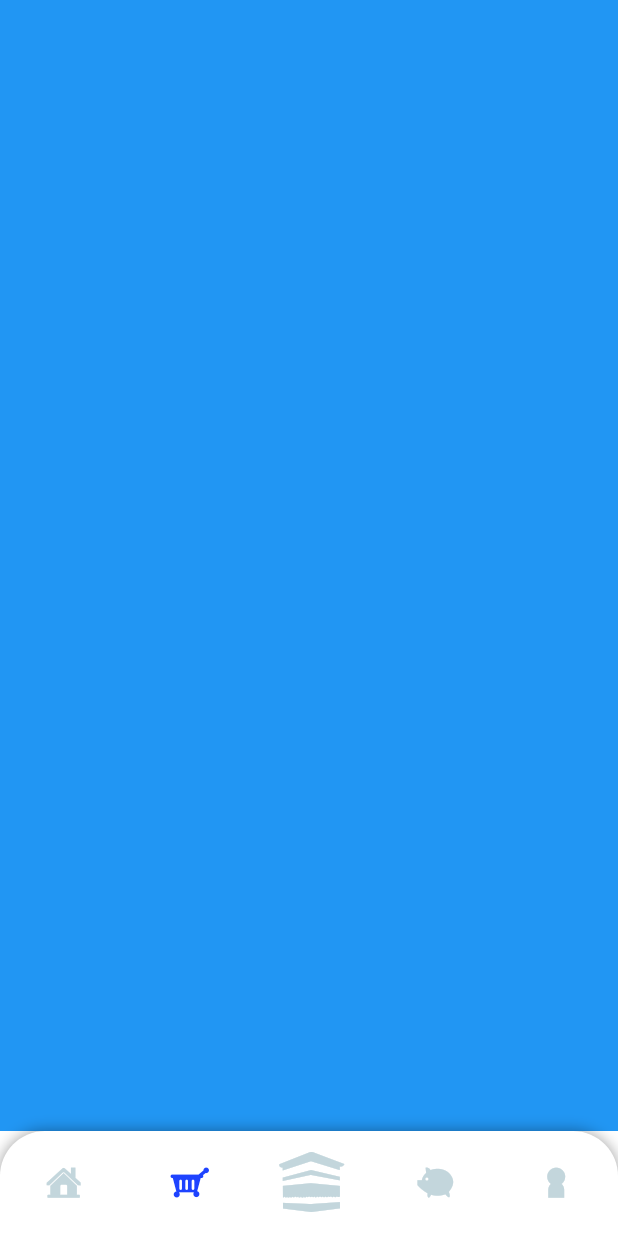
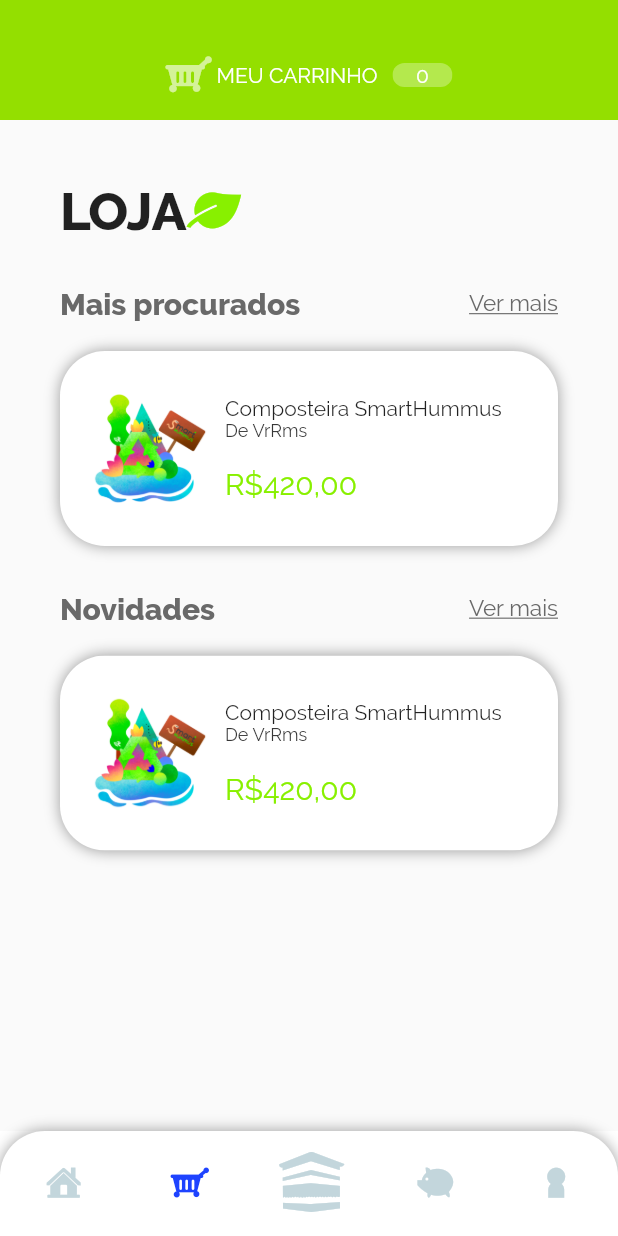
Before and after one commit to GabrielleBarbosa/SmartHummus, a Flutter app: the HomeScreen screen opened by its route, item 2 of the bottom bar chosen, on a phone screen of 412 x 824 dp. Run offline on Flutter 3.47's test engine with Material 2 defaults, Android fonts, the light colour scheme and no system bars; our stand-ins replace cloud_firestore, firebase_auth, fl_chart, google_fonts, google_sign_in, percent_indicator; accounts and stored records are empty.

Commit message:
tela de compras

```diff
--- /dev/null
+++ b/app/smarthummus_app/lib/cards/product_card.dart
@@ -0,0 +1,63 @@
+import 'package:flutter/material.dart';
+import 'package:google_fonts/google_fonts.dart';
+import 'package:smarthummusapp/database/product.dart';
+
+class ProductCard extends StatefulWidget {
+
+  Product product;
+
+  ProductCard(this.product);
+
+  @override
+  _ProductCardState createState() => _ProductCardState(this.product);
+}
+
+class _ProductCardState extends State<ProductCard> {
+
+  Product product;
+
+  _ProductCardState(this.product);
+
+  @override
+  Widget build(BuildContext context) {
+    return Container(
+      height: 130,
+        decoration: BoxDecoration(
+          borderRadius: BorderRadius.all(Radius.circular(30.0)),
+          boxShadow: [
+            BoxShadow(
+                color: Colors.black38, spreadRadius: 0, blurRadius: 8),
+          ],
+        ),
+        child: ClipRRect(
+        borderRadius: BorderRadius.all(Radius.circular(30.0)),
+          child: Container(
+            color: Colors.white,
+            child: Padding(
+              padding: EdgeInsets.symmetric(horizontal: 20, vertical: 10),
+              child: Row(
+                children: [
+                  Image(
+                    image: AssetImage('assets/images/4.png'),
+                    fit: BoxFit.cover,
+                    width: 80,),
+                  Padding(
+                    padding: EdgeInsets.only(left: 10, top: 20, bottom: 20),
+                    child: Column(
+                      crossAxisAlignment: CrossAxisAlignment.start,
+                      children: [
+                        Text("Composteira SmartHummus"),
+                        Text("De VrRms", style: GoogleFonts.raleway(fontSize: 12, color: Color.fromRGBO(55, 55, 55, 1.0))),
+                        Flexible(fit: FlexFit.tight, child: SizedBox()),
+                        Text("R\$420,00", style: GoogleFonts.raleway(fontSize: 20, color: Color.fromRGBO(136, 240, 0, 1.0)))
+                      ],
+                    ),
+                  )
+                ],
+              ),
+            )
+          )
+        )
+    );
+  }
+}
--- /dev/null
+++ b/app/smarthummus_app/lib/database/product.dart
@@ -0,0 +1,7 @@
+import 'package:flutter/material.dart';
+
+class Product{
+  String id, image, price, description, stock, seller, title;
+
+  Product(this.title, this.description, this.id, this.image, this.price, this.seller, this.stock);
+}
--- a/app/smarthummus_app/lib/screens/home_screen.dart
+++ b/app/smarthummus_app/lib/screens/home_screen.dart
@@ -2,6 +2,7 @@ import 'package:flutter/material.dart';
 import 'package:smarthummusapp/icons/smart_hummus_icons_icons.dart';
 import 'package:smarthummusapp/screens/feed_screen.dart';
 import 'package:smarthummusapp/screens/perfil_screen.dart';
+import 'package:smarthummusapp/screens/shopping_screen.dart';
 
 import 'composter_screen.dart';
 
@@ -12,7 +13,7 @@ class HomeScreen extends StatefulWidget {
 
 class _HomeScreenState extends State<HomeScreen> {
 
-  static List<Widget> _pages = [FeedScreen(), Container(color: Colors.blue), ComposterScreen(), Container(color: Colors.purple), PerfilScreen()];
+  static List<Widget> _pages = [FeedScreen(), ShoppingScreen(), ComposterScreen(), Container(color: Colors.purple), PerfilScreen()];
   final color = Colors.white;
 
   @override
--- /dev/null
+++ b/app/smarthummus_app/lib/screens/shopping_screen.dart
@@ -0,0 +1,89 @@
+import 'package:flutter/material.dart';
+import 'package:google_fonts/google_fonts.dart';
+import 'package:smarthummusapp/cards/product_card.dart';
+import 'package:smarthummusapp/database/product.dart';
+import 'package:smarthummusapp/icons/smart_hummus_icons_icons.dart';
+
+class ShoppingScreen extends StatefulWidget {
+  @override
+  _ShoppingScreenState createState() => _ShoppingScreenState();
+}
+
+class _ShoppingScreenState extends State<ShoppingScreen> {
+  @override
+  Widget build(BuildContext context) {
+    return Column(
+      children: [
+        Container(
+          height: 80,
+          color: Color.fromRGBO(148, 223, 0, 1),
+          child: Padding(
+            padding: EdgeInsets.only(top: 20),
+            child: Row(
+              mainAxisAlignment: MainAxisAlignment.center,
+              children: [
+                Icon(SmartHummusIcons.shopping_cart, color: Colors.white.withOpacity(0.6)),
+                Padding(
+                  padding: EdgeInsets.symmetric(horizontal: 10),
+                  child: Text("MEU CARRINHO", style: GoogleFonts.raleway(color: Colors.white),),
+                ),
+                Container(
+                  child: ClipRRect(
+                    borderRadius: BorderRadius.all(Radius.circular(30.0)),
+                    child: Container(
+                      color: Colors.white.withOpacity(0.3),
+                      width: 40,
+                      child: Text("0", textAlign: TextAlign.center, style: GoogleFonts.raleway(color: Colors.white),),
+                    ),
+                  ),
+                )
+              ],
+            ),
+          )
+        ),
+        Padding(
+          padding: EdgeInsets.all(40),
+          child: Column(
+            crossAxisAlignment: CrossAxisAlignment.start,
+            children: [
+              Row(
+                children: [
+                  Text("LOJA", style: GoogleFonts.raleway(fontSize: 35, fontWeight: FontWeight.w700)),
+                  Icon(SmartHummusIcons.leaf, color: Color.fromRGBO(136, 240, 0, 1.0),),
+                ],
+              ),
+              Padding(
+                padding: EdgeInsets.only(top: 30, bottom: 20),
+                child: Row(
+                  children: [
+
+                    Text("Mais procurados", style: GoogleFonts.raleway(fontSize: 20, fontWeight: FontWeight.w600, color: Color.fromRGBO(105, 105, 105, 1))),
+                    Flexible(fit: FlexFit.tight, child: SizedBox()),
+                    GestureDetector(
+                      child: Text("Ver mais", style: GoogleFonts.raleway(fontSize: 15, fontWeight: FontWeight.w400, color: Color.fromRGBO(105, 105, 105, 1), decoration: TextDecoration.underline)),
+                    )
+                  ]
+                ),
+              ),
+              ProductCard(Product("", "", "", "", "", "", "")),
+              Padding(
+                padding: EdgeInsets.only(top: 30, bottom: 20),
+                child: Row(
+                    children: [
+
+                      Text("Novidades", style: GoogleFonts.raleway(fontSize: 20, fontWeight: FontWeight.w600, color: Color.fromRGBO(105, 105, 105, 1))),
+                      Flexible(fit: FlexFit.tight, child: SizedBox()),
+                      GestureDetector(
+                        child: Text("Ver mais", style: GoogleFonts.raleway(fontSize: 15, fontWeight: FontWeight.w400, color: Color.fromRGBO(105, 105, 105, 1), decoration: TextDecoration.underline)),
+                      )
+                    ]
+                ),
+              ),
+              ProductCard(Product("", "", "", "", "", "", "")),
+            ],
+          ),
+        )
+      ],
+    );
+  }
+}
```
